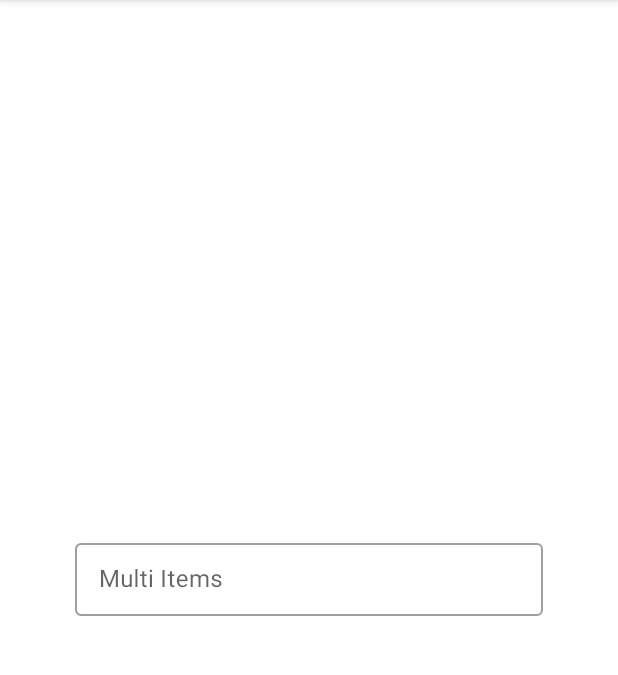
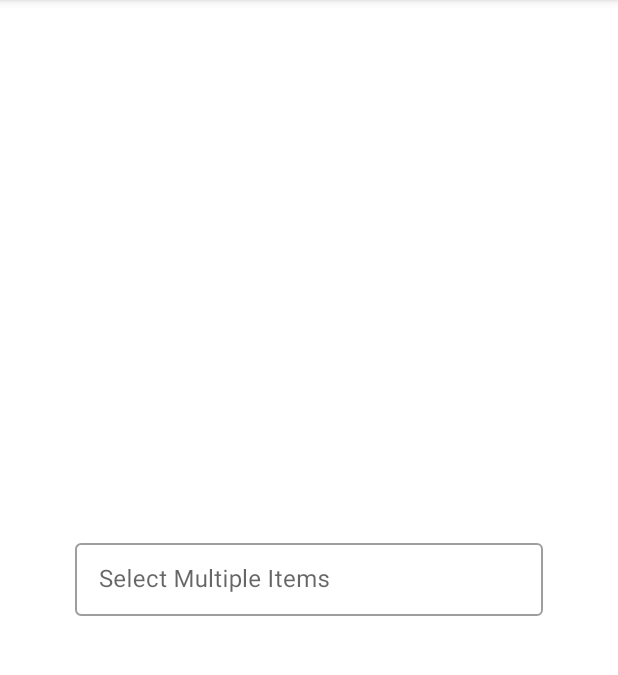
Before and after one commit to zeeshan5422/Material-MultiSelection-Spinner, an Android app: the screen it shows after launch (MainActivity), on a phone screen of 412 x 824 dp, the part 84-759 px from its top. Run offline under Robolectric (Android 15) with nearby library versions, the phone set to English and light mode, and no system bars.

Commit message:
add demo and fix checkBox coloring.

```diff
--- a/app/src/main/java/com/zeeshan/multiSelectionspinner/MainActivity.java
+++ b/app/src/main/java/com/zeeshan/multiSelectionspinner/MainActivity.java
@@ -25,13 +25,13 @@ public class MainActivity extends AppCompatActivity {
         multiSelectionSpinner.setOnItemSelectedListener(new MultiSelectionSpinner.OnItemSelectedListener() {
             @Override
             public void onItemSelected(View view, boolean isSelected, int position) {
-                Toast.makeText(MainActivity.this, "On Item selected : " + isSelected, Toast.LENGTH_SHORT).show();
+//                Toast.makeText(MainActivity.this, "On Item selected : " + isSelected, Toast.LENGTH_SHORT).show();
 
             }
 
             @Override
             public void onSelectionCleared() {
-                Toast.makeText(MainActivity.this, "All items are unselected", Toast.LENGTH_SHORT).show();
+//                Toast.makeText(MainActivity.this, "All items are unselected", Toast.LENGTH_SHORT).show();
             }
         });
     }
--- a/app/src/main/res/layout/activity_main.xml
+++ b/app/src/main/res/layout/activity_main.xml
@@ -11,9 +11,9 @@
     <com.google.android.material.textfield.TextInputLayout
         style="@style/textInputLayoutStyle"
         android:layout_width="match_parent"
+        android:layout_height="wrap_content"
         android:layout_centerInParent="true"
-        android:hint="Multi Items"
-        android:layout_height="wrap_content">
+        android:hint="Select Multiple Items">
 
         <com.zeeshan.material.multiselectionspinner.MultiSelectionSpinner
             android:id="@+id/multi_Selection"
@@ -22,8 +22,10 @@
             android:clickable="true"
             android:focusableInTouchMode="false"
             android:importantForAutofill="no"
+            android:maxLines="1"
             app:showSearch="true"
-            app:sort="true" />
+            app:sort="true"
+            android:focusable="true" />
 
     </com.google.android.material.textfield.TextInputLayout>
 
--- a/multiselectionspinner/src/main/res/values/attrs.xml
+++ b/multiselectionspinner/src/main/res/values/attrs.xml
@@ -3,7 +3,6 @@
 
     <declare-styleable name="MultiSelectionSpinner">
         <attr name="showSearch" format="boolean" />
-        <attr name="hideTabsSearch" format="boolean" />
         <attr name="label_color" format="color" />
         <attr name="label_text_size" format="dimension" />
         <attr name="label_hint" format="string" />
```
Also changed, not shown: multiselectionspinner/src/main/java/com/zeeshan/material/multiselectionspinner/MultiSelectionSpinner.java (+30 -20 lines), 4 other files.
